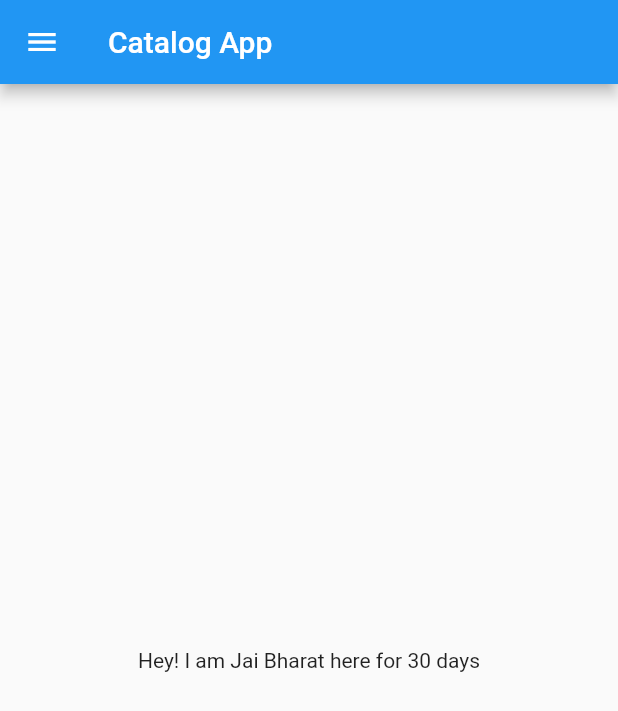
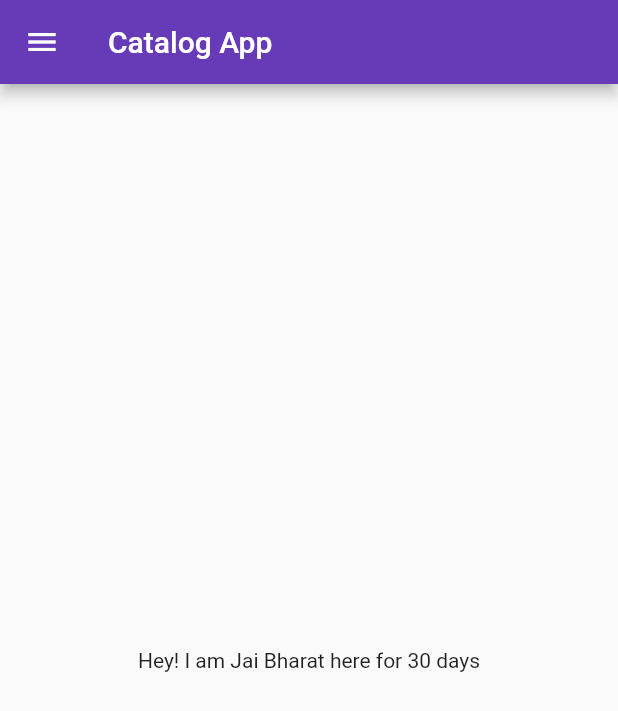
Before and after one commit to Jai-Bharat/myapp, a Flutter app: the screen it shows after launch, on a phone screen of 412 x 824 dp. Shown: the top 711 px of the screen. Run offline on Flutter 3.47's test engine with Material 2 defaults, Android fonts, the phone set to English and light mode, and no system bars; our stand-ins replace matcher.

Commit message:
Day3 Completed

```diff
--- a/lib/main.dart
+++ b/lib/main.dart
@@ -1,5 +1,6 @@
 import 'package:flutter/material.dart';
-import 'home_page.dart';
+import 'package:myapp/pages/login_page.dart';
+import 'pages/home_page.dart';
 
 void main() {
   runApp(MyApp());
@@ -11,7 +12,18 @@ class MyApp extends StatelessWidget {
   @override
   Widget build(BuildContext context) {
     return MaterialApp(
-      home: HomePage(),
+      // home: HomePage(),
+      themeMode: ThemeMode.light,
+      theme: ThemeData(primarySwatch: Colors.deepPurple),
+      darkTheme: ThemeData(
+        brightness: Brightness.dark,
+      ),
+      initialRoute: "/home",
+      routes: {
+        "/": (context) => LoginPage(),
+        "/home": (context) => HomePage(),
+        "/login": (context) => LoginPage(),
+      },
     );
   }
 }
--- a/lib/home_page.dart
+++ b/lib/pages/home_page.dart
@@ -18,7 +18,9 @@ class HomePage extends StatelessWidget {
           child: Text("Hey! I am $name here for $days days"),
         ),
       ),
-      drawer: Drawer(),
+      drawer: Drawer(
+
+      ),
     );
   }
 }
```
Also changed, not shown: lib/pages/login_page.dart (added, +21 -0 lines).
